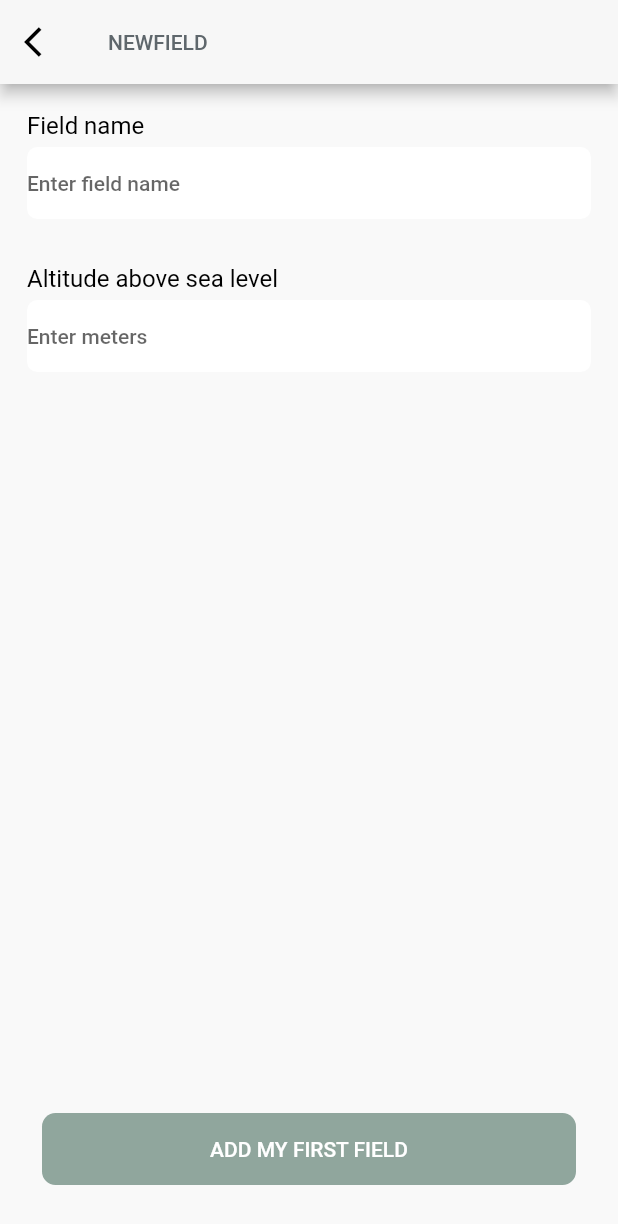
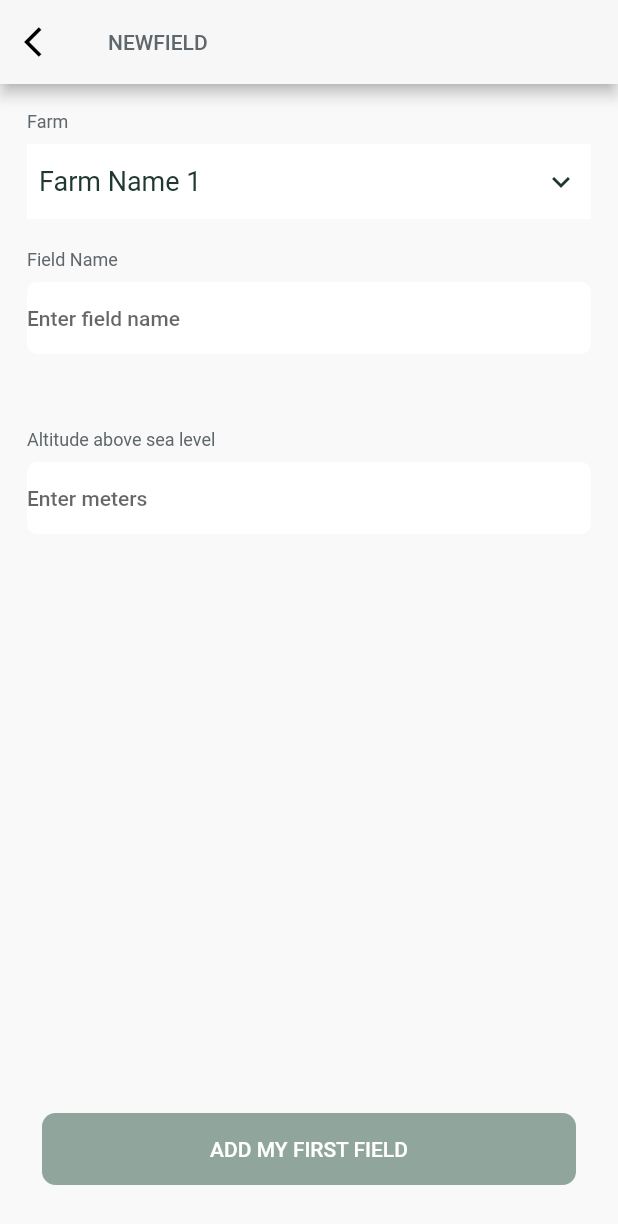
Before and after one commit to Temesgenzewude/Farm_Advisor_Android, a Flutter app: the NewField screen opened by its route, on a phone screen of 412 x 824 dp. Shown: the top 1224 px of the screen. Run offline on Flutter 3.47's test engine with Material 2 defaults, Android fonts, the phone set to English and light mode, and no system bars; our stand-ins replace firebase_auth, firebase_core, geocoding, get, google_fonts, google_maps_flutter and 2 more; missing offline and left inert: dart:html, fl_country_code_picker, qr_code_scanner; accounts and stored records are empty.

Commit message:
add a dropdown on new field

```diff
--- a/lib/presentation/firstTimeUser/new_field.dart
+++ b/lib/presentation/firstTimeUser/new_field.dart
@@ -16,6 +16,8 @@ class _NewFieldState extends State<NewField> {
   TextEditingController fieldNameController = TextEditingController();
   TextEditingController locationController = TextEditingController();
   final _formKey = GlobalKey<FormState>();
+  List<String> items = ["Farm Name 1"];
+  String dropDownValue = "Farm Name 1";
 
   void check() {
     if (fieldNameController.text.isNotEmpty &&
@@ -60,14 +62,14 @@ class _NewFieldState extends State<NewField> {
           mainAxisAlignment: MainAxisAlignment.spaceBetween,
           children: [
             Column(crossAxisAlignment: CrossAxisAlignment.start, children: [
-              const TextWidget(
-                  text: "Field name",
-                  fontWeight: FontWeight.w400,
-                  fontSize: 16,
-                  color: Colors.black),
-              const SizedBox(
-                height: 5,
-              ),
+              const Text("Farm",
+                  style: TextStyle(color: Color(0xff5f676c), fontSize: 12)),
+              const SizedBox(height: 8),
+              DropDownButton(items: items, dropDownValue: dropDownValue),
+              const SizedBox(height: 20),
+              const Text("Field Name",
+                  style: TextStyle(color: Color(0xff5f676c), fontSize: 12)),
+              const SizedBox(height: 8),
               TextFormField(
                 controller: fieldNameController,
                 onEditingComplete: () {
@@ -93,14 +95,10 @@ class _NewFieldState extends State<NewField> {
               const SizedBox(
                 height: 30,
               ),
-              const TextWidget(
-                  text: "Altitude above sea level",
-                  fontWeight: FontWeight.w400,
-                  fontSize: 16,
-                  color: Colors.black),
-              const SizedBox(
-                height: 5,
-              ),
+              const SizedBox(height: 20),
+              const Text("Altitude above sea level",
+                  style: TextStyle(color: Color(0xff5f676c), fontSize: 12)),
+              const SizedBox(height: 8),
               TextFormField(
                 keyboardType: TextInputType.number,
                 controller: locationController,
--- a/lib/routes_helper/routes_helpers.dart
+++ b/lib/routes_helper/routes_helpers.dart
@@ -63,7 +63,7 @@ class RouteHelper {
   static String getFieldsPage() => '$fieldsPage';
 
   static List<GetPage> routes = [
-    GetPage(name: initial, page: () => MyHomePage()),
+    GetPage(name: initial, page: () => NewField()),
     GetPage(
         name: statistics,
         page: () {
```
